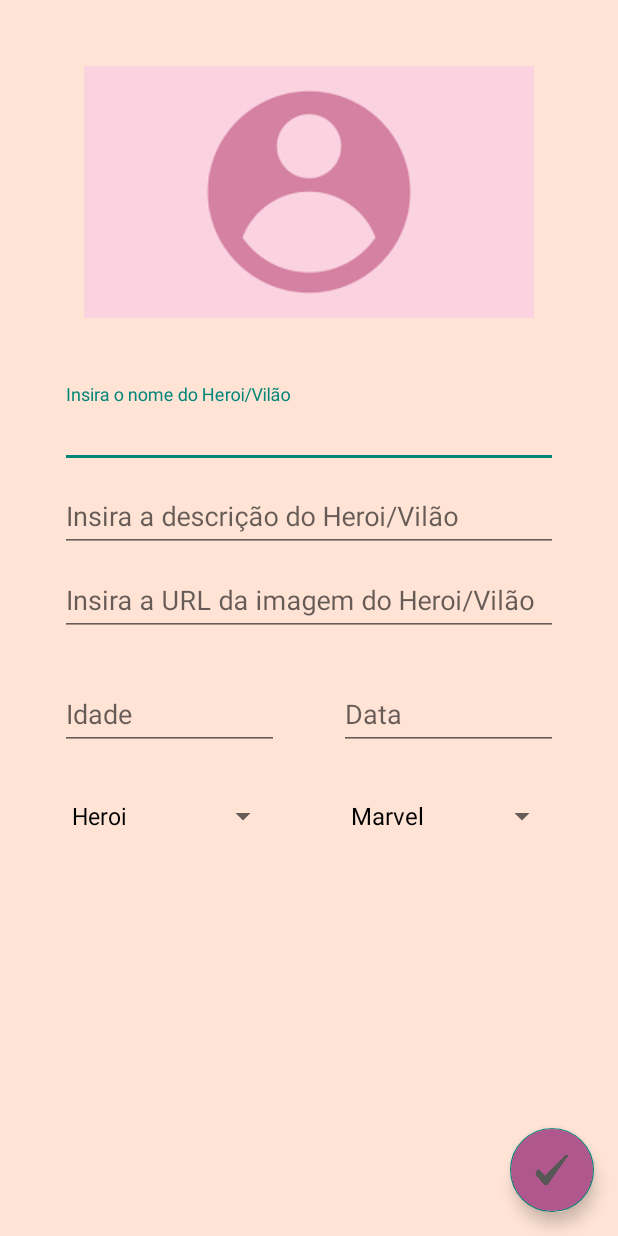
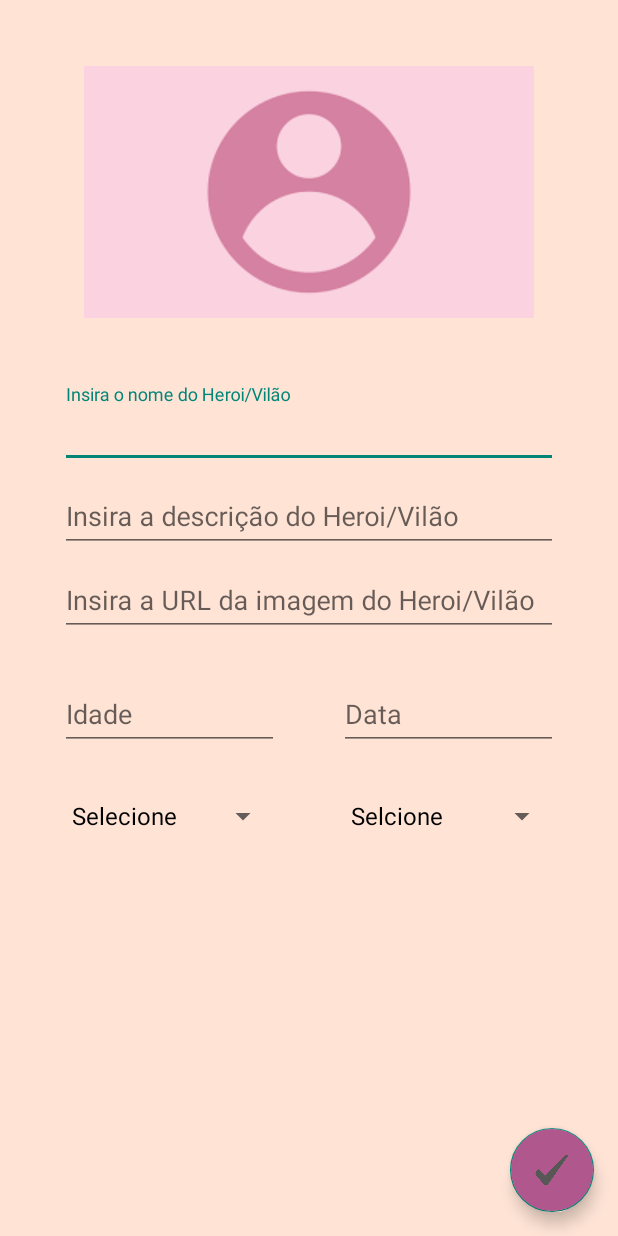
Before and after one commit to Lucielee-mendes/fundatec-heroes, an Android app: the CreateCharacterActivity screen opened directly, with no data from a screen before it, on a phone screen of 412 x 824 dp. Run offline under Robolectric (Android 15) with nearby library versions, the phone set to English and light mode, and no system bars; 2 statements that could not run were skipped.

Commit message:
atualizando projeto 13/12

```diff
--- a/app/src/main/java/com/example/fundatecheroes/createCharacter/data/local/CharacterDao.kt
+++ b/app/src/main/java/com/example/fundatecheroes/createCharacter/data/local/CharacterDao.kt
@@ -19,4 +19,7 @@ interface CharacterDao {
 
     @Query("DELETE FROM character_table")
     suspend fun clearCharacterCache()
+
+    @Query("SELECT MAX(timestamp) FROM character_table")
+    suspend fun getLastCacheTimestamp(): Long?
 }
--- a/app/src/main/java/com/example/fundatecheroes/createCharacter/data/repository/CreateCharacterService.kt
+++ b/app/src/main/java/com/example/fundatecheroes/createCharacter/data/repository/CreateCharacterService.kt
@@ -2,7 +2,6 @@ package com.example.fundatecheroes.createCharacter.data.repository
 
 import com.example.fundatecheroes.createCharacter.data.CreateCharacterRequest
 import com.example.fundatecheroes.createCharacter.data.remote.CreateCharacterResponse
-import com.example.fundatecheroes.home.domain.CharacterModel
 import okhttp3.ResponseBody
 import retrofit2.Response
 import retrofit2.http.Body
--- a/app/src/main/java/com/example/fundatecheroes/createCharacter/presentation/model/CreateCharacterViewState.kt
+++ b/app/src/main/java/com/example/fundatecheroes/createCharacter/presentation/model/CreateCharacterViewState.kt
@@ -13,6 +13,8 @@ sealed class CreateCharacterViewState {
     object ShowCharacterTypeError: CreateCharacterViewState()
     object ShowAgeError: CreateCharacterViewState()
     object ShowBirthDateError: CreateCharacterViewState()
+    object CharactersLoaded : CreateCharacterViewState()
+
 
 
 
--- a/app/src/main/java/com/example/fundatecheroes/createCharacter/view/CreateCharacterActivity.kt
+++ b/app/src/main/java/com/example/fundatecheroes/createCharacter/view/CreateCharacterActivity.kt
@@ -22,8 +22,6 @@ class CreateCharacterActivity : AppCompatActivity() {
     private lateinit var binding: ActivityCreateCharacterBinding
     private val viewModel: CreateCharacterViewModel by viewModels()
 
-    val characterTypes = arrayOf("Heroi", "Vilão")
-    val companies = arrayOf("Marvel", "DC")
 
     @RequiresApi(Build.VERSION_CODES.O)
     override fun onCreate(savedInstanceState: Bundle?) {
@@ -73,7 +71,7 @@ class CreateCharacterActivity : AppCompatActivity() {
         val arrayAdapter = ArrayAdapter<String>(
             this,
             android.R.layout.simple_spinner_dropdown_item,
-            characterTypes
+            resources.getStringArray(R.array.characterTypes)
         )
         spinner.adapter = arrayAdapter
     }
@@ -83,7 +81,7 @@ class CreateCharacterActivity : AppCompatActivity() {
         val arrayAdapter = ArrayAdapter<String>(
             this,
             android.R.layout.simple_spinner_dropdown_item,
-            companies
+            resources.getStringArray(R.array.companies)
         )
         spinner.adapter = arrayAdapter
     }
--- a/app/src/main/java/com/example/fundatecheroes/home/domain/CharacterModel.kt
+++ b/app/src/main/java/com/example/fundatecheroes/home/domain/CharacterModel.kt
@@ -2,5 +2,9 @@ package com.example.fundatecheroes.home.domain
 
 data class CharacterModel (
     val name: String,
+    val description:String,
     val image: String,
+    val type: String,
+    val company: String,
+    val age: Int,
 )
--- a/app/src/main/res/values/strings.xml
+++ b/app/src/main/res/values/strings.xml
@@ -16,5 +16,16 @@
     <string name="Login">Login</string>
     <string name="novoporAqui">Novo por aqui?</string>
     <string name="nome_error">Digite seu nome</string>
+    <string-array name="characterTypes">
+        <item>Selecione</item>
+        <item>Heroi</item>
+        <item>Vilão</item>
+    </string-array>
+
+    <string-array name="companies">
+        <item>Selcione</item>
+        <item>Marvel</item>
+        <item>DC</item>
+    </string-array>
 
 </resources>
```
Also changed, not shown: app/src/main/java/com/example/fundatecheroes/createCharacter/data/repository/CreateCharacterRepository.kt (+21 -0 lines), app/src/main/java/com/example/fundatecheroes/createCharacter/presentation/CreateCharacterViewModel.kt (+9 -3 lines), app/src/main/java/com/example/fundatecheroes/home/view/HomeActivity.kt (+11 -0 lines).
